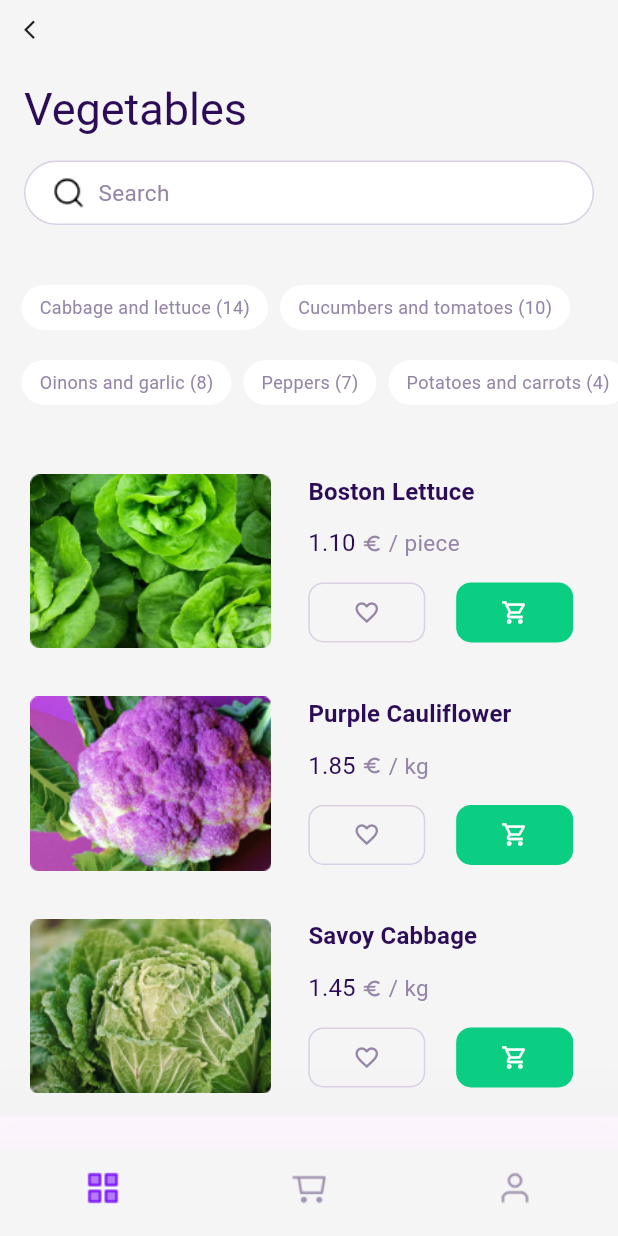
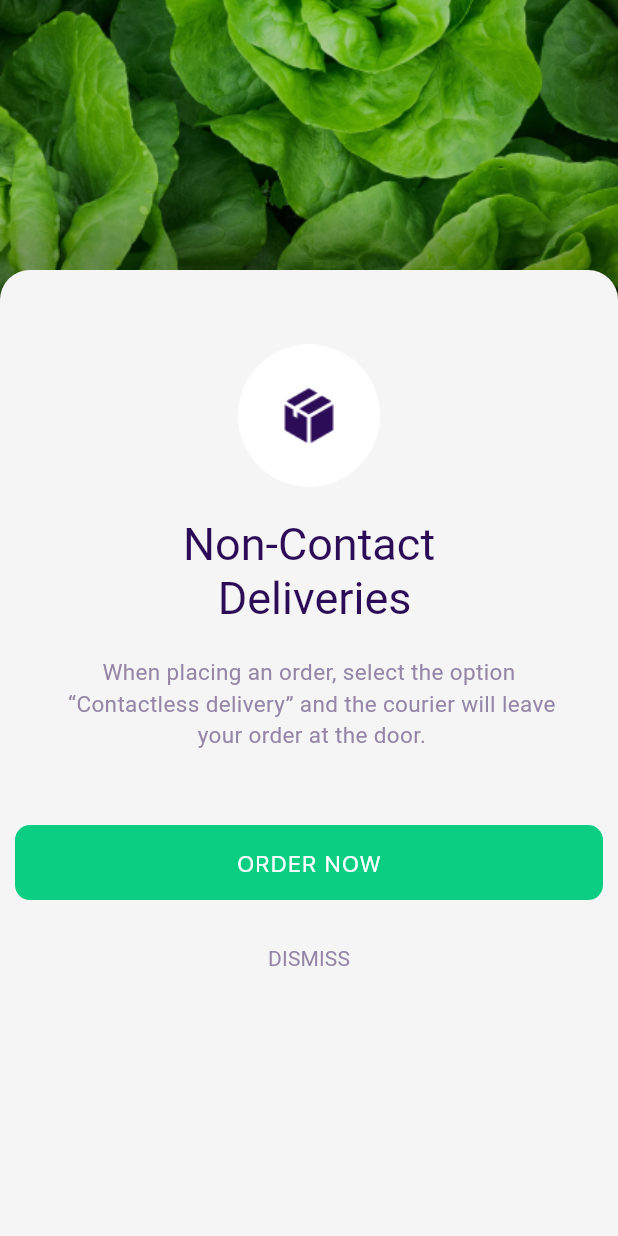
Before and after one commit to zhanchipovaap/usualDeliverShop, a Flutter app: the screen it shows after launch, on a phone screen of 412 x 824 dp. Run offline on Flutter 3.47's test engine with Material 3 defaults, Android fonts, the phone set to English and light mode, and no system bars; Roboto replaces fonts that are missing (SFproDisplayBold, SFproRegular).

Commit message:
посл изм

```diff
--- a/justScreens/lib/main.dart
+++ b/justScreens/lib/main.dart
@@ -2,6 +2,8 @@ import 'package:flutter/material.dart';
 import 'package:testproject/sceens/categories_screen.dart';
 import 'package:testproject/sceens/item_categories_screen.dart';
 import 'package:testproject/sceens/splash_screen.dart';
+
+import 'sceens/item_screen.dart';
 
 void main() {
   runApp(const MyApp());
@@ -54,7 +56,7 @@ class MyApp extends StatelessWidget {
         colorScheme: ColorScheme.fromSeed(seedColor: primaryColor),
         useMaterial3: true,
       ),
-      home: const ItemCategoryScreen(),
+      home: const ItemScreen(),
     );
   }
 }
--- /dev/null
+++ b/justScreens/lib/sceens/item_screen.dart
@@ -0,0 +1,182 @@
+import 'package:flutter/material.dart';
+
+class ItemScreen extends StatefulWidget {
+  const ItemScreen({super.key});
+
+  @override
+  _ItemScreenState createState() => _ItemScreenState();
+}
+
+class _ItemScreenState extends State<ItemScreen> {
+  @override
+  Widget build(BuildContext context) {
+    final theme = Theme.of(context);
+    return Scaffold(
+      body: NestedScrollView(
+        body: Container(
+          decoration: BoxDecoration(
+            color: theme.canvasColor,
+          ),
+          child: Column(
+            children: [
+              Padding(
+                padding: EdgeInsets.only(
+                    top: MediaQuery.of(context).size.height * 0.036),
+                child: Container(
+                  height: MediaQuery.of(context).size.height * 0.115,
+                  decoration: const BoxDecoration(
+                    image: DecorationImage(
+                      image: AssetImage('assets/images/BOX.png'),
+                      fit: BoxFit.contain,
+                    ),
+                  ),
+                ),
+              ),
+              Padding(
+                padding: EdgeInsets.symmetric(
+                    vertical: MediaQuery.of(context).size.height * 0.025),
+                child: Text(
+                  "Non-Contact\n Deliveries",
+                  textAlign: TextAlign.center,
+                  style: theme.textTheme.titleLarge,
+                ),
+              ),
+              Text(
+                "When placing an order, select the option\n “Contactless delivery” and the courier will leave\n your order at the door.",
+                textAlign: TextAlign.center,
+                style: theme.textTheme.bodyMedium,
+              ),
+              Padding(
+                padding: EdgeInsets.only(
+                    top: MediaQuery.of(context).size.height * 0.06),
+                child: TextButton(
+                  onPressed: () {},
+                  style: TextButton.styleFrom(
+                    minimumSize:
+                        Size(MediaQuery.of(context).size.width - 20, 50),
+                    shape: RoundedRectangleBorder(
+                      borderRadius: BorderRadius.circular(10),
+                    ),
+                    backgroundColor: const Color(0xff0BCE83),
+                    padding: const EdgeInsets.all(10),
+                  ),
+                  child: Text(
+                    'ORDER NOW',
+                    style: theme.textTheme.labelMedium,
+                  ),
+                ),
+              ),
+              Padding(
+                padding: EdgeInsets.only(
+                    top: MediaQuery.of(context).size.height * 0.018),
+                child: TextButton(
+                  onPressed: () {},
+                  style: TextButton.styleFrom(
+                    foregroundColor: const Color(0xff9586A8),
+                  ),
+                  child: const Text('DISMISS'),
+                ),
+              ),
+            ],
+          ),
+        ),
+        headerSliverBuilder: (BuildContext context, bool innerBoxIsScrolled) {
+          return <Widget>[
+            SliverPersistentHeader(
+              delegate: MySliverAppBar(expandedHeight: 200),
+              floating: true,
+              pinned: false,
+            ),
+          ];
+        },
+      ),
+    );
+  }
+}
+
+class MySliverAppBar extends SliverPersistentHeaderDelegate {
+  final double expandedHeight;
+
+  MySliverAppBar({required this.expandedHeight});
+
+  @override
+  Widget build(
+      BuildContext context, double shrinkOffset, bool overlapsContent) {
+    final theme = Theme.of(context);
+    final progress = shrinkOffset / maxExtent;
+    return Material(
+      child: Stack(
+        fit: StackFit.expand,
+        children: [
+          AnimatedOpacity(
+            duration: const Duration(milliseconds: 150),
+            opacity: 1 - progress,
+            child: Image.asset(
+              'assets/images/item/BostonLettuce.png',
+              fit: BoxFit.cover,
+            ),
+          ),
+          Container(
+            alignment: Alignment.bottomCenter,
+            height: 20,
+            child: Container(
+              height: 20,
+              decoration: BoxDecoration(
+                color: theme.canvasColor,
+                borderRadius: const BorderRadius.only(
+                  topLeft: Radius.circular(20.0),
+                  topRight: Radius.circular(20.0),
+                ),
+              ),
+            ),
+          ),
+        ],
+      ),
+    );
+    // return Expanded(
+    //   child: Column(
+    //     // fit: StackFit.expand,
+    //     children: [
+    //       AnimatedOpacity(
+    //         duration: const Duration(milliseconds: 150),
+    //         opacity: 1 - progress,
+    //         child: Image(
+    //           image: AssetImage('assets/images/item/BostonLettuce.png'),
+    //           fit: BoxFit.cover,
+    //         ),
+    //       ),
+    //       // Container(
+    //       //   height: 150,
+    //       //   child: const Image(
+    //       //     image: AssetImage('assets/images/item/BostonLettuce.png'),
+    //       //     fit: BoxFit.cover,
+    //       //   ),
+    //       // ),
+    //       // Container(
+    //       //   height: 20,
+    //       //   decoration: BoxDecoration(
+    //       //     color: theme.canvasColor,
+    //       //     borderRadius: const BorderRadius.only(
+    //       //       topLeft: Radius.circular(20.0),
+    //       //       topRight: Radius.circular(20.0),
+    //       //     ),
+    //       //   ),
+    //       // ),
+    //     ],
+    //   ),
+    // );
+  }
+
+  @override
+  // TODO: implement maxExtent
+  double get maxExtent => expandedHeight;
+
+  @override
+  // TODO: implement minExtent
+  double get minExtent => kToolbarHeight;
+
+  @override
+  bool shouldRebuild(covariant SliverPersistentHeaderDelegate oldDelegate) {
+    return true;
+  }
+}
--- a/justScreens/pubspec.yaml
+++ b/justScreens/pubspec.yaml
@@ -53,6 +53,7 @@ flutter:
     - assets/images/category_items/Lettuce.png
     - assets/images/category_items/cabbage.png
     - assets/images/category_items/cauliflower.png
+    - assets/images/item/BostonLettuce.png
 
   fonts:
     - family: SFproDisplayBold
```
Also changed, not shown: justScreens/assets/images/item/BostonLettuce.png (added), justScreens/pubspec.lock, 8 other files.
